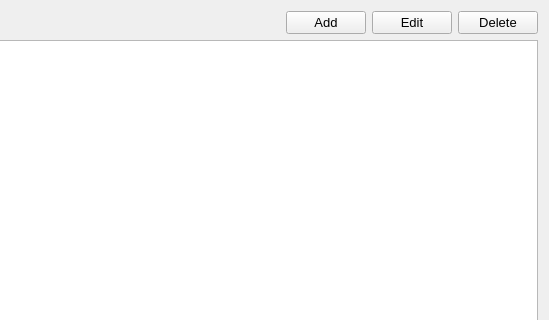
Qt form pagestudentsform.ui (thenewcoder/school-administration-system) before a commit; both pictures show x 82 to 631 and y 0 to 320 of the 631 by 500 pixel window.
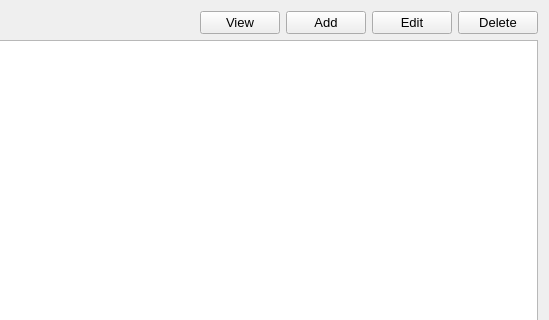
The same form after that commit. Icons and pictures are not drawn.

Commit message: Added a view only mode and button to Students

The edit to the form file:
```diff
--- a/pagestudentsform.ui
+++ b/pagestudentsform.ui
@@ -51,6 +51,13 @@
        </property>
       </spacer>
      </item>
+     <item>
+      <widget class="QPushButton" name="btnViewStudent">
+       <property name="text">
+        <string>View</string>
+       </property>
+      </widget>
+     </item>
      <item>
       <widget class="QPushButton" name="btnAdd">
        <property name="toolTip">
```
The commit also changes 4 other files.
